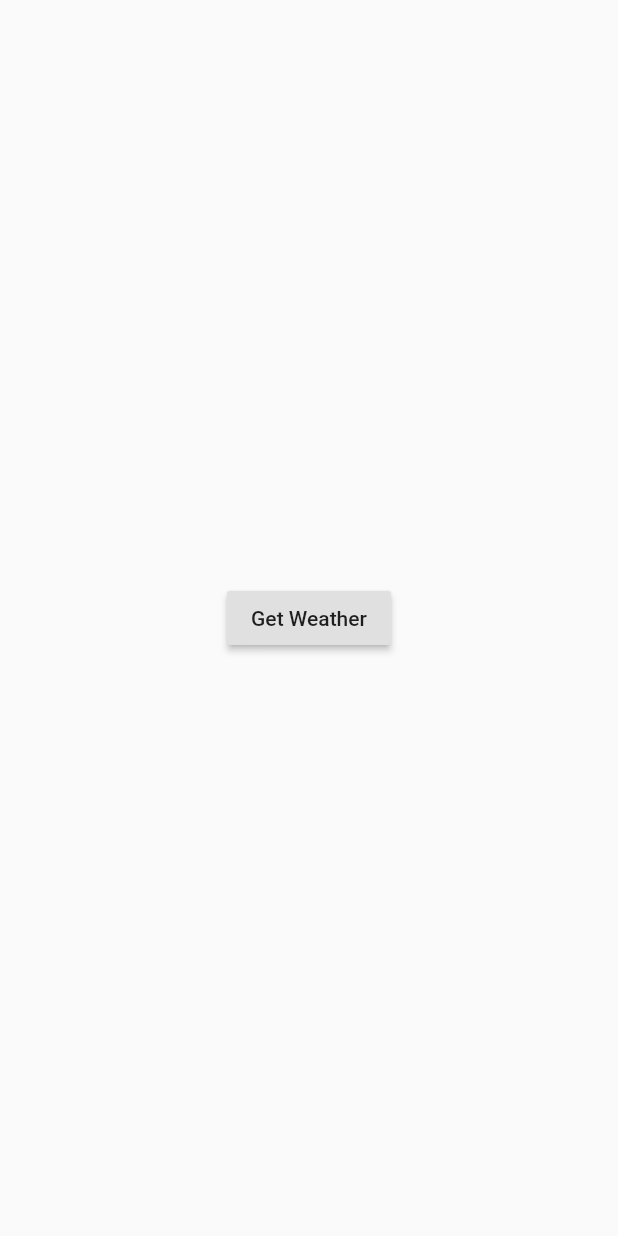
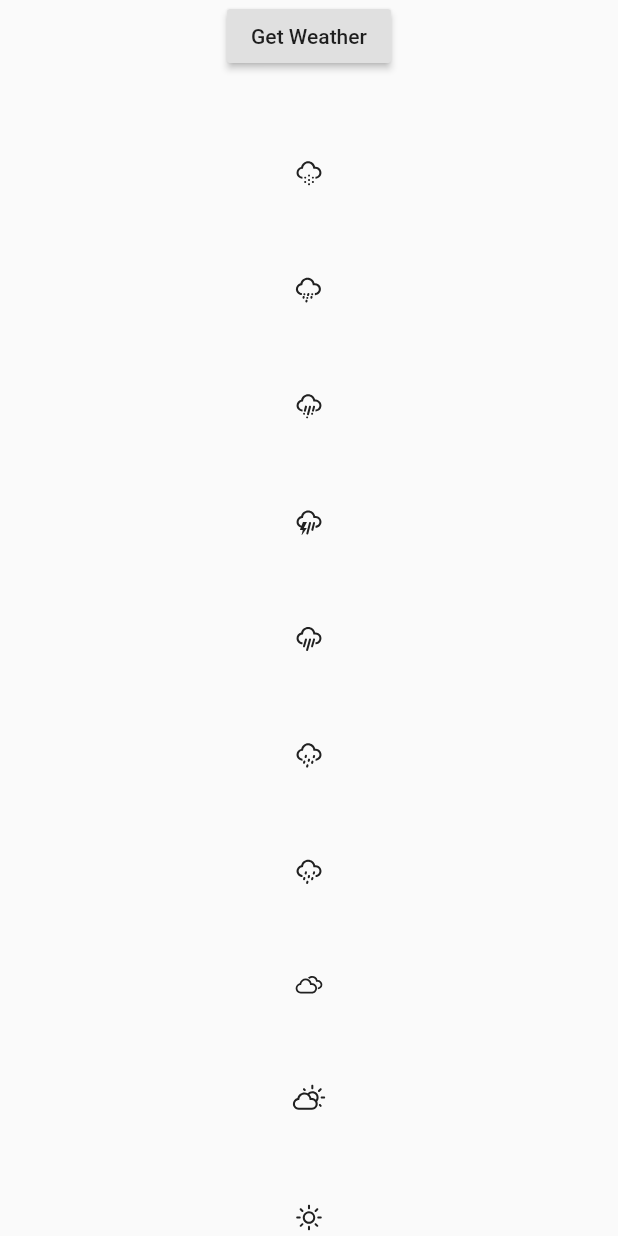
Before and after one commit to jlaskowska/weather, a Flutter app: the screen it shows after launch, on a phone screen of 412 x 824 dp. Run offline on Flutter 3.47's test engine with Material 2 defaults, Android fonts, the light colour scheme and no system bars; our stand-ins replace weather_icons.

Commit message:
Added weather icons.

```diff
--- /dev/null
+++ b/lib/utils/weather_utils.dart
@@ -0,0 +1,20 @@
+import 'package:flutter/widgets.dart';
+import 'package:weather/enums/weather_state.dart';
+import 'package:weather_icons/weather_icons.dart';
+
+class WeatherUtils {
+  static const _mapWeatherStateIcon = const {
+    WeatherState.sn: WeatherIcons.snow,
+    WeatherState.sl: WeatherIcons.sleet,
+    WeatherState.h: WeatherIcons.hail,
+    WeatherState.t: WeatherIcons.thunderstorm,
+    WeatherState.hr: WeatherIcons.rain,
+    WeatherState.lr: WeatherIcons.showers,
+    WeatherState.s: WeatherIcons.showers,
+    WeatherState.hc: WeatherIcons.cloudy,
+    WeatherState.lc: WeatherIcons.day_cloudy,
+    WeatherState.c: WeatherIcons.day_sunny,
+  };
+
+  static IconData iconForWeatherState(WeatherState state) => _mapWeatherStateIcon[state];
+}
--- a/lib/widgets/home_screen.dart
+++ b/lib/widgets/home_screen.dart
@@ -1,14 +1,20 @@
 import 'package:flutter/material.dart';
+import 'package:weather/enums/weather_state.dart';
 import 'package:weather/services/weather_service.dart';
+import 'package:weather/utils/weather_utils.dart';
 
 class HomeScreen extends StatelessWidget {
   const HomeScreen({Key key}) : super(key: key);
 
   @override
   Widget build(BuildContext context) {
-    return Container(
+    return SafeArea(
+      child: Container(
         child: Center(
-        child: RaisedButton(
+          child: Column(
+            mainAxisAlignment: MainAxisAlignment.spaceBetween,
+            children: <Widget>[
+              RaisedButton(
                 child: Text('Get Weather'),
                 onPressed: () async {
                   // final w = await WeatherService().getWeatherReportForCity('berlin');
@@ -16,6 +22,10 @@ class HomeScreen extends StatelessWidget {
                   print(w);
                 },
               ),
+              for (WeatherState state in WeatherState.values) Icon(WeatherUtils.iconForWeatherState(state)),
+            ],
+          ),
+        ),
       ),
     );
   }
--- a/pubspec.yaml
+++ b/pubspec.yaml
@@ -3,13 +3,14 @@ description: A simple weather app made with Flutter.
 version: 1.0.0+1
 
 environment:
-  sdk: ">=2.1.0 <3.0.0"
+  sdk: ">=2.3.0 <3.0.0"
 
 dependencies:
   flutter:
     sdk: flutter
   cupertino_icons: ^0.1.3
   http: ^0.12.0+4
+  weather_icons: ^2.0.0
 
 dev_dependencies:
   flutter_test:
```
Also changed, not shown: pubspec.lock. Lines whose indentation alone changed are shown as unchanged.
